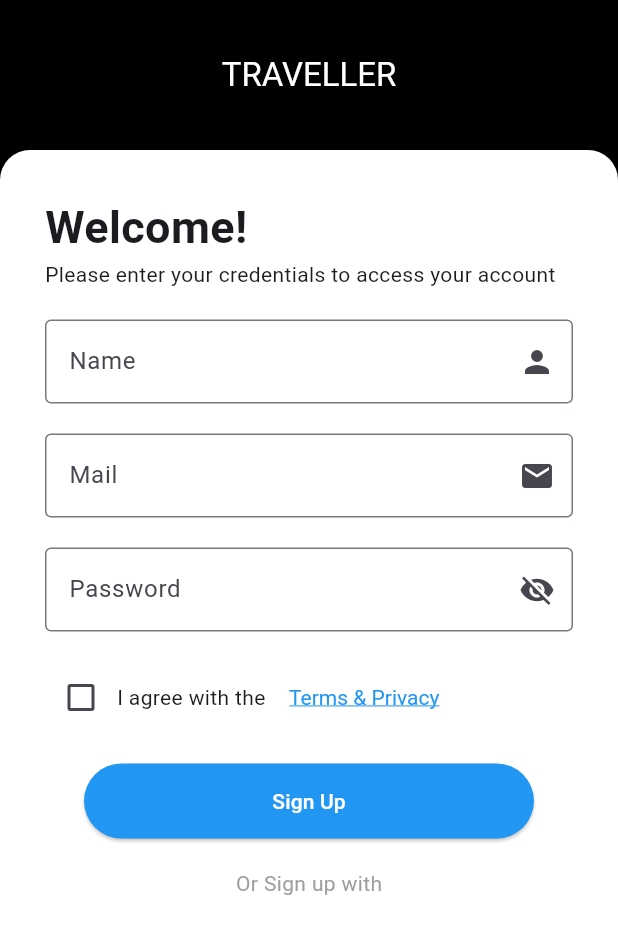
After one commit to LavinaDaryanani28/college, a Flutter app: the FirstScreen1 screen opened directly, on a phone screen of 412 x 824 dp. The commit adds this screen. Shown: the top 934 px of the screen. Run offline on Flutter 3.47's test engine with Material 3 defaults, Android fonts, the phone set to English and light mode, and no system bars; key blocks and very long unbroken strings in the code were emptied for the run.

Commit message:
save changes

```diff
--- /dev/null
+++ b/lib/firstscreen.dart
@@ -0,0 +1,149 @@
+// import 'package:collegeproject/secondscreen.dart';
+import 'package:flutter/material.dart';
+
+class FirstScreen1 extends StatefulWidget {
+  const FirstScreen1({super.key});
+
+  @override
+  State<FirstScreen1> createState() => _FirstScreenState();
+}
+
+class _FirstScreenState extends State<FirstScreen1> {
+  TextEditingController nameController = TextEditingController();
+  TextEditingController emailController = TextEditingController();
+  TextEditingController pwdController = TextEditingController();
+  bool isValue = false;
+  @override
+  Widget build(BuildContext context) {
+    return Scaffold(
+      appBar: AppBar(
+        title: Center(
+          child: Text("TRAVELLER"),
+        ),
+        centerTitle: true,
+        toolbarHeight: 100,
+        foregroundColor: Colors.white,
+        backgroundColor: Colors.black,
+      ),
+      body: Container(
+        decoration: BoxDecoration(
+            borderRadius: BorderRadius.only(
+                topLeft: Radius.circular(20), topRight: Radius.circular(20)),
+            color: Colors.white),
+        child: Padding(
+          padding: const EdgeInsets.symmetric(horizontal: 30, vertical: 30),
+          child: Column(
+            children: [
+              Text(
+                "Welcome!",
+                style: TextStyle(fontWeight: FontWeight.bold, fontSize: 30),
+              ),
+              Text("Please enter your credentials to access your account"),
+              Column(
+                children: [
+                  SizedBox(
+                    height: 20,
+                  ),
+                  TextField(
+                    // onChanged: (value){
+                    //   log(value);
+                    // },
+                    controller: nameController,
+                    keyboardType: TextInputType.text,
+                    // obscureText: true,
+                    // obscuringCharacter: "*",
+                    decoration: InputDecoration(
+                        hintText: "Enter name",
+                        labelText: "Name",
+                        suffixIcon: Icon(Icons.person),
+                        // prefixIcon: Icon(Icons.alternate_email),
+                        border: OutlineInputBorder(
+                            borderRadius: BorderRadius.circular(4))),
+                  ),
+                  SizedBox(
+                    height: 20,
+                  ),
+                  TextField(
+                    // onChanged: (value){
+                    //   log(value);
+                    // },
+                    controller: emailController,
+                    keyboardType: TextInputType.text,
+                    // obscureText: true,
+                    // obscuringCharacter: "*",
+                    decoration: InputDecoration(
+                        hintText: "Enter mail",
+                        labelText: "Mail",
+                        suffixIcon: Icon(Icons.mail),
+                        // prefixIcon: Icon(Icons.alternate_email),
+                        border: OutlineInputBorder(
+                            borderRadius: BorderRadius.circular(4))),
+                  ),
+                  SizedBox(
+                    height: 20,
+                  ),
+                  TextField(
+                    // onChanged: (value){
+                    //   log(value);
+                    // },
+                    controller: pwdController,
+                    keyboardType: TextInputType.visiblePassword,
+                    obscureText: true,
+                    // obscuringCharacter: "*",
+                    decoration: InputDecoration(
+                        hintText: "Enter password",
+                        labelText: "Password",
+                        suffixIcon: Icon(Icons.visibility_off),
+                        // prefixIcon: Icon(Icons.alternate_email),
+                        border: OutlineInputBorder(
+                            borderRadius: BorderRadius.circular(4))),
+                  ),
+                  SizedBox(
+                    height: 20,
+                  ),
+                  Row(
+                    children: [
+                      Checkbox(
+                          value: isValue,
+                          onChanged: (newValue) {
+                            setState(() {
+                              isValue = newValue!;
+                            });
+                          }),
+                      Text("I agree with the "),
+                      TextButton(
+                        onPressed: () {},
+                        child: Text("Terms & Privacy"),
+                        style: TextButton.styleFrom(
+                            foregroundColor: Colors.blue,
+                            textStyle: TextStyle(
+                                decoration: TextDecoration.underline)),
+                      )
+                    ],
+                  ),
+                  SizedBox(height: 20,),
+                  SizedBox(
+                    height: 50,
+                    width: 300,
+                    child: ElevatedButton(
+                      onPressed: () {},
+                      child: Text("Sign Up"),
+                      style: TextButton.styleFrom(
+                        backgroundColor: Colors.blue,
+                        foregroundColor: Colors.white,
+                      ),
+                    ),
+                  ),
+                  SizedBox(height: 20,),
+                  Text("Or Sign up with",style: TextStyle(color: Colors.grey),)
+                ],
+              )
+            ],
+            crossAxisAlignment: CrossAxisAlignment.start,
+          ),
+        ),
+      ),
+      backgroundColor: Colors.black,
+    );
+  }
+}
```
Also changed, not shown: lib/UIHelper.dart (added, +19 -0 lines), lib/columnwidget.dart (+122 -122 lines), lib/splashscreen.dart (+52 -18 lines), assets/images/aeroplane.png (added).
